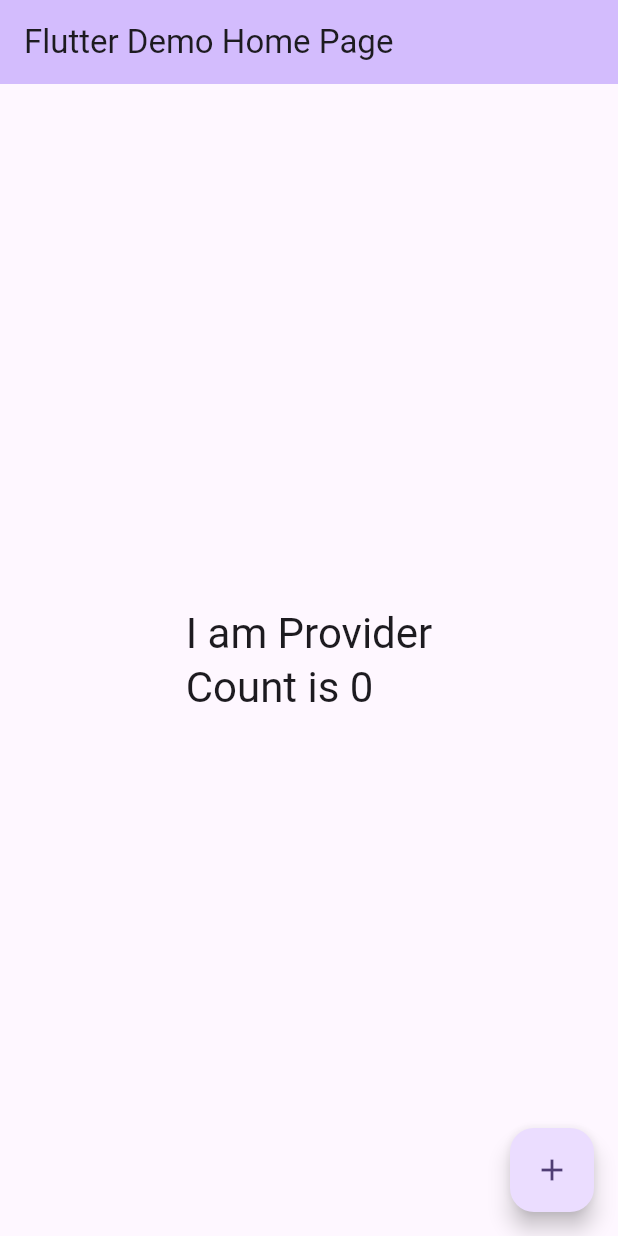
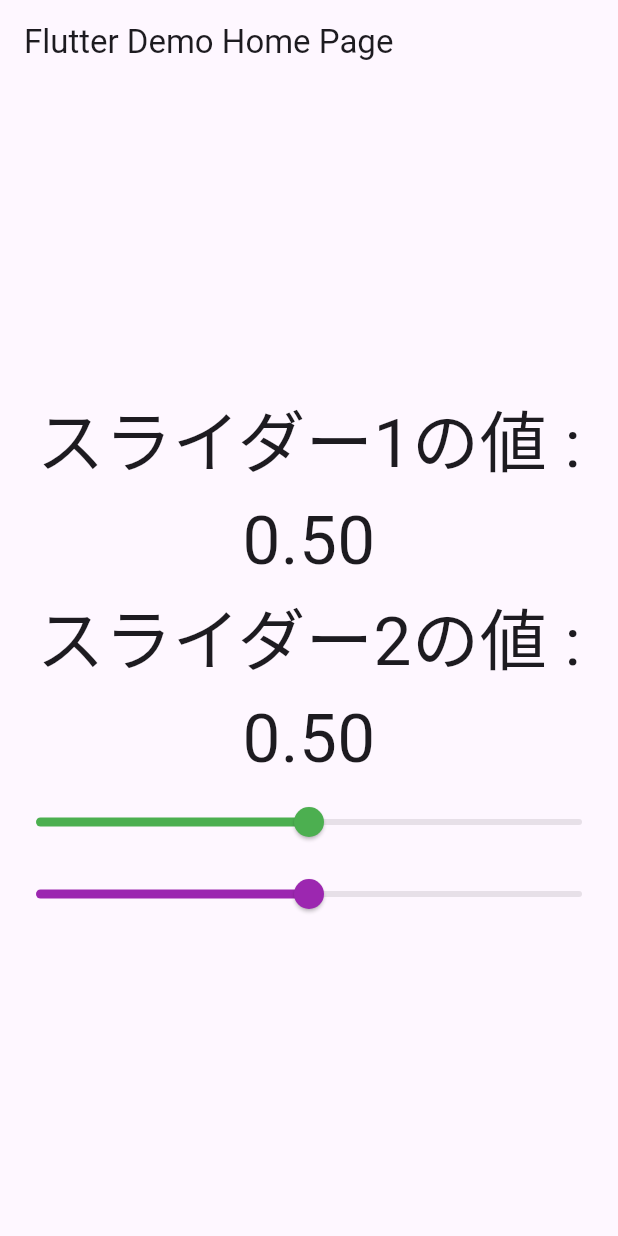
Before and after one commit to NepiaaaaN/flutter_provider_example, a Flutter app: the screen it shows after launch, on a phone screen of 412 x 824 dp. Run offline on Flutter 3.47's test engine with Material 2 defaults, Android fonts, the phone set to English and light mode, and no system bars.

Commit message:
ChangeNotifierProvider

```diff
--- a/lib/main.dart
+++ b/lib/main.dart
@@ -1,6 +1,7 @@
 import 'package:flutter/material.dart';
 import 'package:provider/provider.dart';
-import 'mywidget.dart';
+import 'mydata.dart';
+import 'myslider.dart';
 
 void main() {
   runApp(const MyApp());
@@ -32,31 +33,38 @@ class MyHomePage extends StatefulWidget {
 }
 
 class _MyHomePageState extends State<MyHomePage> {
-  int _counter = 0;
-
-  void _incrementCounter() {
-    setState(() {
-      _counter++;
-    });
-    print("count:${_counter.toString()}");
-  }
-
+  static const double fontSize = 45;
   @override
   Widget build(BuildContext context) {
-    return Scaffold(
-      appBar: AppBar(
-        backgroundColor: Theme.of(context).colorScheme.inversePrimary,
-        title: Text(widget.title),
-      ),
-      body: MultiProvider(providers: [
-        Provider<int>.value(value: _counter),
-        Provider<String>.value(value: 'I am Provider')
-      ], child: const Center(child: MyWidget())),
-      floatingActionButton: FloatingActionButton(
-        onPressed: _incrementCounter,
-        tooltip: 'Increment',
-        child: const Icon(Icons.add),
-      ), // This trailing comma makes auto-formatting nicer for build methods.
+    return ChangeNotifierProvider(
+      create: (BuildContext context) => MyData(),
+      child: Scaffold(
+          appBar: AppBar(
+            title: Text(widget.title),
+          ),
+          body: Column(
+            mainAxisAlignment: MainAxisAlignment.center,
+            children: [
+              // Consumerが変更を検知して、Textを作り直す
+              Consumer<MyData>(
+                builder: (context, mydata, _) => Column(
+                  children: [
+                    Text(
+                      'スライダー1の値 : ${mydata.value.toStringAsFixed(2)}',
+                      style: const TextStyle(fontSize: fontSize),
+                      textAlign: TextAlign.center,
+                    ),
+                    Text(
+                      'スライダー2の値 : ${mydata.value2.toStringAsFixed(2)}',
+                      style: const TextStyle(fontSize: fontSize),
+                      textAlign: TextAlign.center,
+                    ),
+                  ],
+                ),
+              ),
+              const MySlider(),
+            ],
+          )),
     );
   }
 }
--- /dev/null
+++ b/lib/mydata.dart
@@ -0,0 +1,22 @@
+import 'package:flutter/foundation.dart';
+
+class MyData with ChangeNotifier {
+  double _value = 0.5;
+  double _value2 = 0.5;
+  // getter
+  double get value => _value;
+  // setter
+  set value(double value) {
+    _value = value;
+    // ChangeNotifierをMixinすることで、このメソッドを使えるようになる
+    // リスナーに変更を通知する
+    notifyListeners(); // 通知
+  }
+
+  // getter
+  double get value2 => _value2;
+  set value2(double value) {
+    _value2 = value;
+    notifyListeners();
+  }
+}
--- /dev/null
+++ b/lib/myslider.dart
@@ -0,0 +1,32 @@
+import 'package:flutter/material.dart';
+import 'package:provider/provider.dart';
+import 'mydata.dart';
+
+class MySlider extends StatefulWidget {
+  const MySlider({Key? key}) : super(key: key);
+
+  @override
+  createState() => _MySliderState();
+}
+
+class _MySliderState extends State<MySlider> {
+  @override
+  Widget build(BuildContext context) {
+    // Provider.ofでMyDataにアクセスし、値の取得や設定を行う
+    final mydata = Provider.of<MyData>(context);
+    return Column(
+      children: [
+        Slider(
+          value: mydata.value,
+          onChanged: (value) => mydata.value = value,
+          activeColor: Colors.green,
+        ),
+        Slider(
+          value: mydata.value2,
+          onChanged: (value) => mydata.value2 = value,
+          activeColor: Colors.purple,
+        ),
+      ],
+    );
+  }
+}
```
